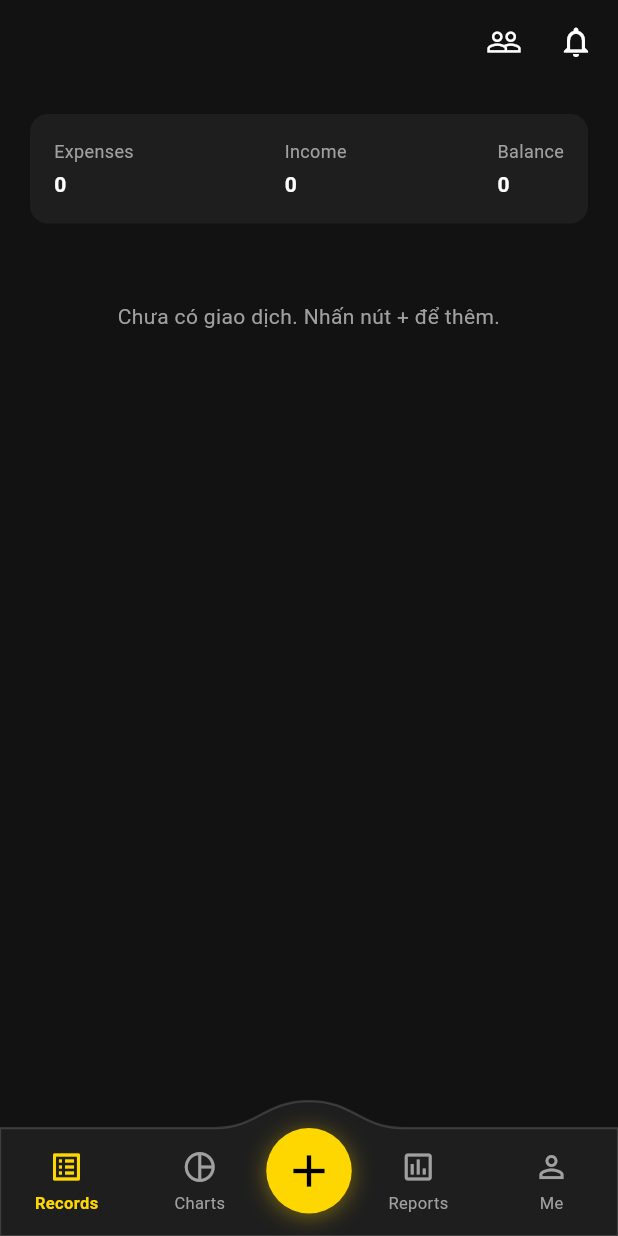
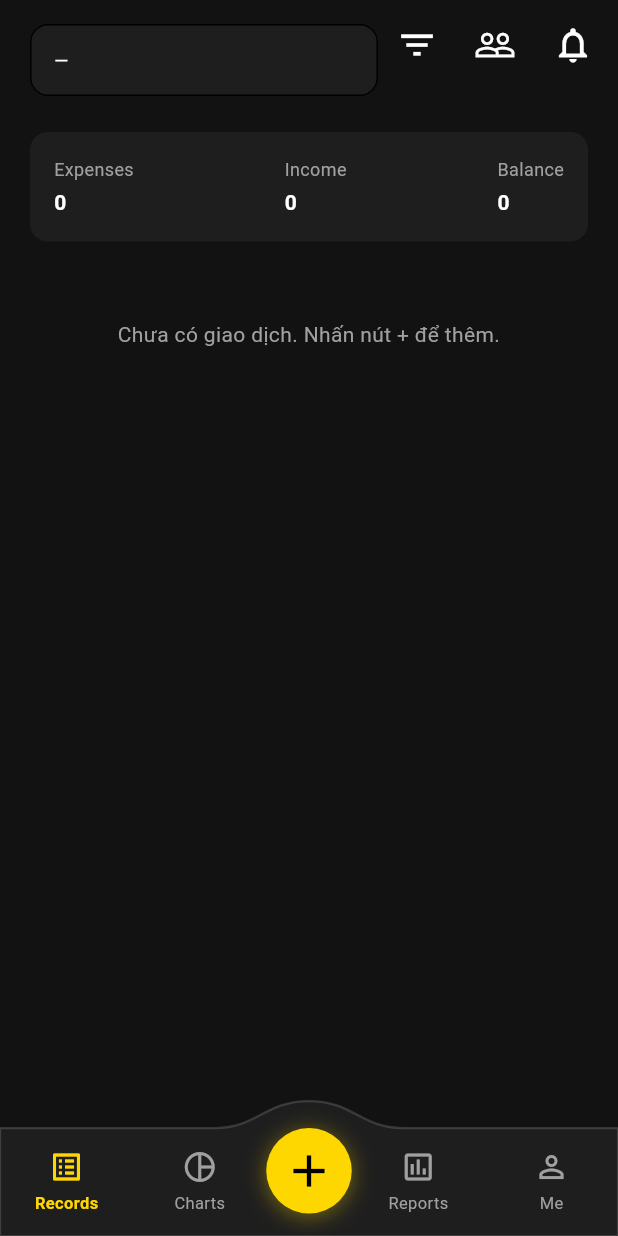
Before and after one commit to Orias1701/APP--Money-Tracker, a Flutter app: the screen it shows after launch, after a tap on "Đăng nhập", after a tap on "Chưa có tài khoản? Đăng ký", on a phone screen of 412 x 824 dp. Run offline on Flutter 3.47's test engine with Material 3 defaults, Android fonts, the phone set to English and light mode, and no system bars; our stand-ins replace fl_chart, flutter_dotenv, flutter_riverpod, go_router, shared_preferences, supabase_flutter; accounts and stored records are empty; network calls fail.

```diff
--- a/lib/src/shell/main_shell_screen.dart
+++ b/lib/src/shell/main_shell_screen.dart
@@ -7,6 +7,8 @@ import '../core/constants/app_colors.dart';
 import '../core/utils/debug_tap_logger.dart';
 import '../features/auth/presentation/providers/auth_provider.dart';
 import '../features/groups/presentation/providers/active_group_provider.dart';
+import '../features/shared/presentation/widgets/filter_bottom_sheet.dart';
+import 'shell_app_bar_provider.dart';
 
 class MainShellScreen extends ConsumerStatefulWidget {
   const MainShellScreen({
@@ -41,6 +43,10 @@ class _MainShellScreenState extends ConsumerState<MainShellScreen> {
     final invitationsAsync = ref.watch(myInvitationsProvider);
     final invitationCount = invitationsAsync.valueOrNull?.length ?? 0;
 
+    final titles = ref.watch(shellAppBarTitleProvider);
+    final currentIndex = widget.navigationShell.currentIndex;
+    final titleWidget = titles[currentIndex];
+
     return Scaffold(
       backgroundColor: AppColors.background,
       body: Column(
@@ -50,10 +56,34 @@ class _MainShellScreenState extends ConsumerState<MainShellScreen> {
             child: Padding(
               padding: const EdgeInsets.symmetric(horizontal: 4, vertical: 4),
               child: Row(
-                mainAxisAlignment: MainAxisAlignment.end,
+                crossAxisAlignment: CrossAxisAlignment.start,
                 children: [
+                  Expanded(
+                    child: Padding(
+                      padding: const EdgeInsets.only(left: 16),
+                      child: Align(
+                        alignment: Alignment.centerLeft,
+                        child: titleWidget ?? const SizedBox.shrink(),
+                      ),
+                    ),
+                  ),
+                  IconButton(
+                    icon: const Icon(Icons.filter_list, color: AppColors.textPrimary),
+                    iconSize: 28,
+                    style: IconButton.styleFrom(
+                      minimumSize: const Size(48, 48),
+                      padding: const EdgeInsets.all(12),
+                    ),
+                    onPressed: () => FilterBottomSheet.show(context),
+                    tooltip: 'Bộ lọc',
+                  ),
                   IconButton(
                     icon: const Icon(Icons.people_outline, color: AppColors.textPrimary),
+                    iconSize: 28,
+                    style: IconButton.styleFrom(
+                      minimumSize: const Size(48, 48),
+                      padding: const EdgeInsets.all(12),
+                    ),
                     onPressed: () => context.push('/friend'),
                     tooltip: 'Friend',
                   ),
@@ -64,6 +94,11 @@ class _MainShellScreenState extends ConsumerState<MainShellScreen> {
                             child: const Icon(Icons.notifications_none, color: AppColors.textPrimary),
                           )
                         : const Icon(Icons.notifications_none, color: AppColors.textPrimary),
+                    iconSize: 28,
+                    style: IconButton.styleFrom(
+                      minimumSize: const Size(48, 48),
+                      padding: const EdgeInsets.all(12),
+                    ),
                     onPressed: () => context.push('/notifications'),
                     tooltip: 'Thông báo',
                   ),
--- /dev/null
+++ b/lib/src/shell/shell_app_bar_provider.dart
@@ -0,0 +1,18 @@
+import 'package:flutter/material.dart';
+import 'package:flutter_riverpod/flutter_riverpod.dart';
+
+/// Chỉ số nhánh trong shell: 0=Records, 1=Charts, 2=Add, 3=Reports, 4=Me.
+class ShellAppBarTitleNotifier extends Notifier<Map<int, Widget>> {
+  @override
+  Map<int, Widget> build() => {};
+
+  void setTitle(int branchIndex, Widget title) {
+    if (state[branchIndex] == title) return;
+    state = {...state, branchIndex: title};
+  }
+}
+
+final shellAppBarTitleProvider =
+    NotifierProvider<ShellAppBarTitleNotifier, Map<int, Widget>>(
+  ShellAppBarTitleNotifier.new,
+);
```
